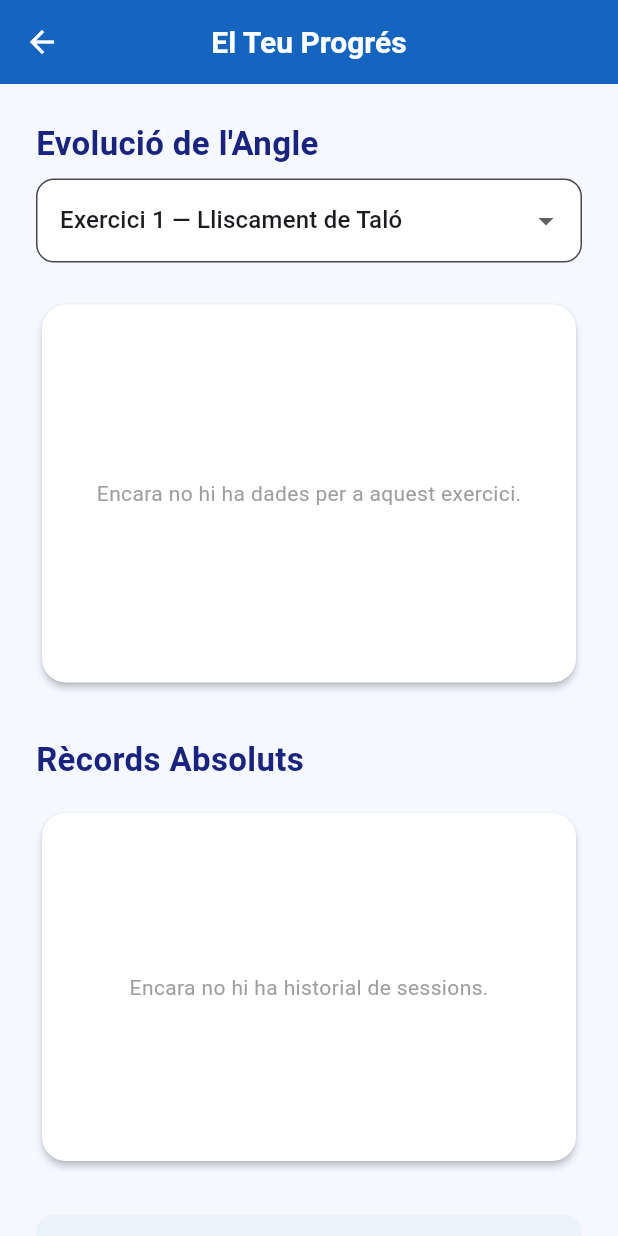
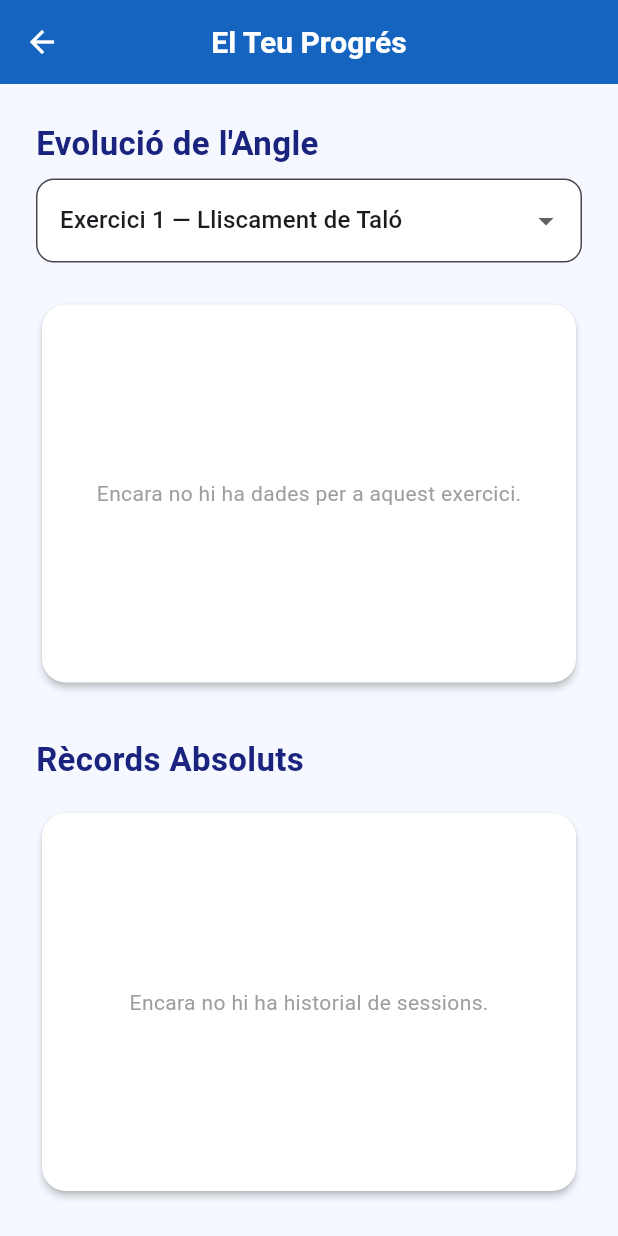
Before and after one commit to aitanamata4-tech/kneelife_app, a Flutter app: the ProgressScreen screen opened directly, on a phone screen of 412 x 824 dp. Run offline on Flutter 3.47's test engine with Material 3 defaults, Android fonts, the phone set to English and light mode, and no system bars; our stand-ins replace firebase_auth, firebase_core, firebase_database, fl_chart; accounts and stored records are empty.

Commit message:
canvi progres 2

```diff
--- a/lib/screens/progress_screen.dart
+++ b/lib/screens/progress_screen.dart
@@ -77,7 +77,6 @@ class _ProgressScreenState extends State<ProgressScreen> {
             ),
             const SizedBox(height: 8),
 
-            // CORREGIT: 'initialValue' per evitar deprecations i afegits Ex 4 i 5
             DropdownButtonFormField<String>(
               initialValue: _selectedExerciseKey,
               decoration: InputDecoration(
@@ -121,7 +120,7 @@ class _ProgressScreenState extends State<ProgressScreen> {
             ),
             const SizedBox(height: 16),
 
-            // GRÀFIC 2: MILLOR RÈCORD HISTÒRIC (BAR CHART)
+            // GRÀFIC 2: MILLOR RÈCORD HISTÒRIC (BAR CHART REFINAT)
             Card(
               color: Colors.white,
               shape: RoundedRectangleBorder(borderRadius: BorderRadius.circular(16)),
@@ -129,14 +128,14 @@ class _ProgressScreenState extends State<ProgressScreen> {
               child: Padding(
                 padding: const EdgeInsets.all(16.0),
                 child: SizedBox(
-                  height: 200,
+                  height: 220, // Una mica més alt per donar espai al text
                   child: _buildBarChart(),
                 ),
               ),
             ),
             const SizedBox(height: 32),
 
-            // ESTADÍSTIQUES RESUM A SOTA
+            // ESTADÍSTIQUES RESUM
             _buildSummaryStats(sortedSessionKeys.length, sortedSessionKeys.isEmpty ? "Cap" : sortedSessionKeys.last),
           ],
         ),
@@ -147,12 +146,13 @@ class _ProgressScreenState extends State<ProgressScreen> {
   Widget _buildLineChart(List<String> sortedKeys) {
     List<FlSpot> spots = [];
 
-    // CORREGIT: Ara llegeix directament l'estructura correcta del vostre JSON de Firebase
     for (int i = 0; i < sortedKeys.length; i++) {
       final sessionData = _sessionHistory[sortedKeys[i]];
-      if (sessionData != null && sessionData['exercici_id'] == _selectedExerciseKey) {
-        if (sessionData['angle_maxim'] != null) {
-          double angle = double.tryParse(sessionData['angle_maxim'].toString()) ?? 0.0;
+      // ARA BUSCA EL NODE DE L'EXERCICI DIRECTAMENT DINS DE LA SESSIÓ
+      if (sessionData != null && sessionData[_selectedExerciseKey] != null) {
+        final exData = sessionData[_selectedExerciseKey];
+        if (exData['angle_maxim'] != null) {
+          double angle = double.tryParse(exData['angle_maxim'].toString()) ?? 0.0;
           spots.add(FlSpot(i.toDouble() + 1, angle));
         }
       }
@@ -201,10 +201,8 @@ class _ProgressScreenState extends State<ProgressScreen> {
   }
 
   Widget _buildBarChart() {
-    // CORREGIT: Mapeig complet per als 5 exercicis en comptes de 3
     Map<String, double> recordsMaxims = {"ex1": 0.0, "ex2": 0.0, "ex3": 0.0, "ex4": 0.0, "ex5": 0.0};
 
-    // CORREGIT: Extracció directa dels rècords segons el vostre JSON real
     _sessionHistory.forEach((_, sessionData) {
       if (sessionData != null && sessionData['exercici_id'] != null && sessionData['angle_maxim'] != null) {
         String id = sessionData['exercici_id'].toString();
@@ -221,36 +219,68 @@ class _ProgressScreenState extends State<ProgressScreen> {
 
     return BarChart(
       BarChartData(
-        alignment: BarChartAlignment.spaceEvenly,
-        maxY: 140,
-        gridData: const FlGridData(show: false),
+        alignment: BarChartAlignment.spaceAround,
+        maxY: 120,
+        minY: 0,
+        gridData: FlGridData(
+          show: true,
+          drawVerticalLine: false,
+          getDrawingHorizontalLine: (value) => FlLine(
+            color: Colors.grey[200]!,
+            strokeWidth: 1,
+          ),
+        ),
         borderData: FlBorderData(show: false),
         titlesData: FlTitlesData(
           topTitles: const AxisTitles(sideTitles: SideTitles(showTitles: false)),
           rightTitles: const AxisTitles(sideTitles: SideTitles(showTitles: false)),
-          leftTitles: const AxisTitles(sideTitles: SideTitles(showTitles: true, reservedSize: 30)),
+          leftTitles: AxisTitles(
+            sideTitles: SideTitles(
+              showTitles: true,
+              reservedSize: 35,
+              interval: 30,
+              getTitlesWidget: (value, meta) {
+                return SideTitleWidget(
+                  axisSide: meta.axisSide,
+                  child: Text(
+                    '${value.toInt()}°',
+                    style: const TextStyle(fontSize: 10, color: Colors.grey, fontWeight: FontWeight.w500),
+                  ),
+                );
+              },
+            ),
+          ),
           bottomTitles: AxisTitles(
             sideTitles: SideTitles(
               showTitles: true,
+              reservedSize: 30,
               getTitlesWidget: (double value, TitleMeta meta) {
+                String text = '';
                 switch (value.toInt()) {
-                  case 0: return const Text('Ex. 1', style: TextStyle(fontSize: 11, fontWeight: FontWeight.bold));
-                  case 1: return const Text('Ex. 2', style: TextStyle(fontSize: 11, fontWeight: FontWeight.bold));
-                  case 2: return const Text('Ex. 3', style: TextStyle(fontSize: 11, fontWeight: FontWeight.bold));
-                  case 3: return const Text('Ex. 4', style: TextStyle(fontSize: 11, fontWeight: FontWeight.bold));
-                  case 4: return const Text('Ex. 5', style: TextStyle(fontSize: 11, fontWeight: FontWeight.bold));
-                  default: return const Text('');
+                  case 0: text = 'Ex. 1'; break;
+                  case 1: text = 'Ex. 2'; break;
+                  case 2: text = 'Ex. 3'; break;
+                  case 3: text = 'Ex. 4'; break;
+                  case 4: text = 'Ex. 5'; break;
                 }
+                return SideTitleWidget(
+                  axisSide: meta.axisSide,
+                  space: 8,
+                  child: Text(
+                    text,
+                    style: const TextStyle(fontSize: 11, fontWeight: FontWeight.bold, color: AppTheme.textDark),
+                  ),
+                );
               },
             ),
           ),
         ),
         barGroups: [
-          BarChartGroupData(x: 0, barRods: [BarChartRodData(toY: recordsMaxims["ex1"]!, color: AppTheme.primaryBlue, width: 14, borderRadius: BorderRadius.circular(4))]),
-          BarChartGroupData(x: 1, barRods: [BarChartRodData(toY: recordsMaxims["ex2"]!, color: AppTheme.lightBlue, width: 14, borderRadius: BorderRadius.circular(4))]),
-          BarChartGroupData(x: 2, barRods: [BarChartRodData(toY: recordsMaxims["ex3"]!, color: const Color(0xFF1976D2), width: 14, borderRadius: BorderRadius.circular(4))]),
-          BarChartGroupData(x: 3, barRods: [BarChartRodData(toY: recordsMaxims["ex4"]!, color: Colors.orange, width: 14, borderRadius: BorderRadius.circular(4))]),
-          BarChartGroupData(x: 4, barRods: [BarChartRodData(toY: recordsMaxims["ex5"]!, color: Colors.teal, width: 14, borderRadius: BorderRadius.circular(4))]),
+          BarChartGroupData(x: 0, barRods: [BarChartRodData(toY: recordsMaxims["ex1"]!, color: AppTheme.primaryBlue, width: 16, borderRadius: const BorderRadius.vertical(top: Radius.circular(4)))]),
+          BarChartGroupData(x: 1, barRods: [BarChartRodData(toY: recordsMaxims["ex2"]!, color: AppTheme.lightBlue, width: 16, borderRadius: const BorderRadius.vertical(top: Radius.circular(4)))]),
+          BarChartGroupData(x: 2, barRods: [BarChartRodData(toY: recordsMaxims["ex3"]!, color: const Color(0xFF1976D2), width: 16, borderRadius: const BorderRadius.vertical(top: Radius.circular(4)))]),
+          BarChartGroupData(x: 3, barRods: [BarChartRodData(toY: recordsMaxims["ex4"]!, color: Colors.orange, width: 16, borderRadius: const BorderRadius.vertical(top: Radius.circular(4)))]),
+          BarChartGroupData(x: 4, barRods: [BarChartRodData(toY: recordsMaxims["ex5"]!, color: Colors.teal, width: 16, borderRadius: const BorderRadius.vertical(top: Radius.circular(4)))]),
         ],
       ),
     );
```
